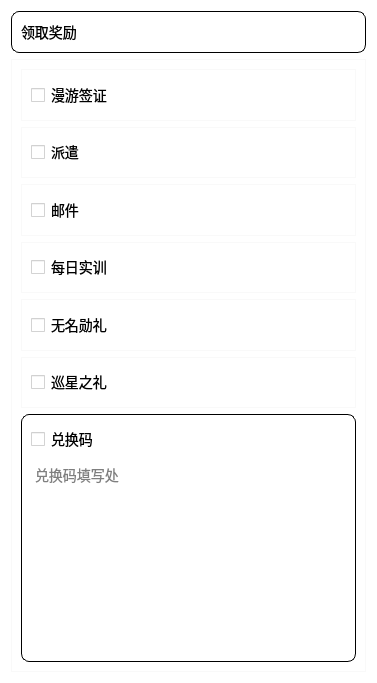
Shasnow/StarRailAssistant, file resources/ui/receive_reward.ui: the form before one commit.
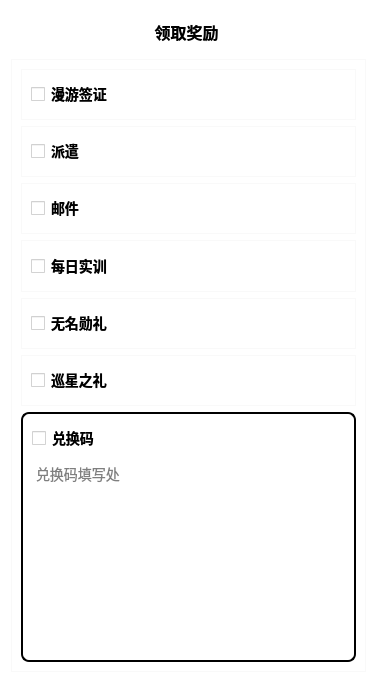
The form after the commit.

Patch:
```diff
--- a/resources/ui/receive_reward.ui
+++ b/resources/ui/receive_reward.ui
@@ -36,7 +36,7 @@
                                 <x>0</x>
                                 <y>0</y>
                                 <width>357</width>
-                                <height>619</height>
+                                <height>618</height>
                             </rect>
                         </property>
                         <layout class="QVBoxLayout" name="verticalLayout_3">
@@ -58,9 +58,16 @@
                                                     </size>
                                                 </property>
                                                 <property name="styleSheet">
-                                                    <string notr="true">border: none;
-                                                        background-color: rgba(255, 255, 255, 0.8);
-                                                        font-size: 14px;
+                                                    <string notr="true">QCheckBox{border: none;background-color:
+                                                        rgba(255, 255, 255, 0.8);font-size: 14px;font-weight: bold;}
+                                                        QCheckBox:hover {
+                                                        background-color: #f0f0f0;
+                                                        }
+
+                                                        /* 勾选框悬停时边框变色 */
+                                                        QCheckBox::indicator:hover {
+                                                        border-color: #666;
+                                                        }
                                                     </string>
                                                 </property>
                                                 <property name="text">
@@ -89,9 +96,16 @@
                                                     </size>
                                                 </property>
                                                 <property name="styleSheet">
-                                                    <string notr="true">border: none;
-                                                        background-color: rgba(255, 255, 255, 0.8);
-                                                        font-size: 14px;
+                                                    <string notr="true">QCheckBox{border: none;background-color:
+                                                        rgba(255, 255, 255, 0.8);font-size: 14px;font-weight: bold;}
+                                                        QCheckBox:hover {
+                                                        background-color: #f0f0f0;
+                                                        }
+
+                                                        /* 勾选框悬停时边框变色 */
+                                                        QCheckBox::indicator:hover {
+                                                        border-color: #666;
+                                                        }
                                                     </string>
                                                 </property>
                                                 <property name="text">
@@ -120,9 +134,16 @@
                                                     </size>
                                                 </property>
                                                 <property name="styleSheet">
-                                                    <string notr="true">border: none;
-                                                        background-color: rgba(255, 255, 255, 0.8);
-                                                        font-size: 14px;
+                                                    <string notr="true">QCheckBox{border: none;background-color:
+                                                        rgba(255, 255, 255, 0.8);font-size: 14px;font-weight: bold;}
+                                                        QCheckBox:hover {
+                                                        background-color: #f0f0f0;
+                                                        }
+
+                                                        /* 勾选框悬停时边框变色 */
+                                                        QCheckBox::indicator:hover {
+                                                        border-color: #666;
+                                                        }
                                                     </string>
                                                 </property>
                                                 <property name="text">
@@ -151,9 +172,16 @@
                                                     </size>
                                                 </property>
                                                 <property name="styleSheet">
-                                                    <string notr="true">border: none;
-                                                        background-color: rgba(255, 255, 255, 0.8);
-                                                        font-size: 14px;
+                                                    <string notr="true">QCheckBox{border: none;background-color:
+                                                        rgba(255, 255, 255, 0.8);font-size: 14px;font-weight: bold;}
+                                                        QCheckBox:hover {
+                                                        background-color: #f0f0f0;
+                                                        }
+
+                                                        /* 勾选框悬停时边框变色 */
+                                                        QCheckBox::indicator:hover {
+                                                        border-color: #666;
+                                                        }
                                                     </string>
                                                 </property>
                                                 <property name="text">
@@ -182,9 +210,16 @@
                                                     </size>
                                                 </property>
                                                 <property name="styleSheet">
-                                                    <string notr="true">border: none;
-                                                        background-color: rgba(255, 255, 255, 0.8);
-                                                        font-size: 14px;
+                                                    <string notr="true">QCheckBox{border: none;background-color:
+                                                        rgba(255, 255, 255, 0.8);font-size: 14px;font-weight: bold;}
+                                                        QCheckBox:hover {
+                                                        background-color: #f0f0f0;
+                                                        }
+
+                                                        /* 勾选框悬停时边框变色 */
+                                                        QCheckBox::indicator:hover {
+                                                        border-color: #666;
+                                                        }
                                                     </string>
                                                 </property>
                                                 <property name="text">
@@ -213,9 +248,16 @@
                                                     </size>
                                                 </property>
                                                 <property name="styleSheet">
-                                                    <string notr="true">border: none;
-                                                        background-color: rgba(255, 255, 255, 0.8);
-                                                        font-size: 14px;
+                                                    <string notr="true">QCheckBox{border: none;background-color:
+                                                        rgba(255, 255, 255, 0.8);font-size: 14px;font-weight: bold;}
+                                                        QCheckBox:hover {
+                                                        background-color: #f0f0f0;
+                                                        }
+
+                                                        /* 勾选框悬停时边框变色 */
+                                                        QCheckBox::indicator:hover {
+                                                        border-color: #666;
+                                                        }
                                                     </string>
                                                 </property>
                                                 <property name="text">
@@ -230,7 +272,7 @@
                                 <widget class="QFrame" name="frame3_7">
                                     <property name="styleSheet">
                                         <string notr="true">border-radius: 8px;
-                                            border: 1px solid black;
+                                            border: 1.5px solid black;
                                             background-color: rgba(255, 255, 255, 0.8);
                                             font-size: 14px;
                                         </string>
@@ -251,7 +293,7 @@
                                                     </size>
                                                 </property>
                                                 <property name="styleSheet">
-                                                    <string notr="true">border: none;</string>
+                                                    <string notr="true">border: none;font-weight: bold;</string>
                                                 </property>
                                                 <property name="text">
                                                     <string>兑换码</string>
@@ -284,8 +326,7 @@
             <item row="0" column="0">
                 <widget class="QFrame" name="frame">
                     <property name="styleSheet">
-                        <string notr="true">border-radius: 8px;
-                            border: 1px solid black;
+                        <string notr="true">border: none;
                             background-color: rgba(255, 255, 255, 0.8);
                             font-size: 14px;
                         </string>
@@ -305,7 +346,9 @@
                                     </string>
                                 </property>
                                 <property name="text">
-                                    <string>领取奖励</string>
+                                    <string>&lt;html&gt;&lt;head/&gt;&lt;body&gt;&lt;p align=&quot;center&quot;&gt;&lt;span
+                                        style=&quot; font-size:12pt; font-weight:700;&quot;&gt;领取奖励&lt;/span&gt;&lt;/p&gt;&lt;/body&gt;&lt;/html&gt;
+                                    </string>
                                 </property>
                             </widget>
                         </item>
```
